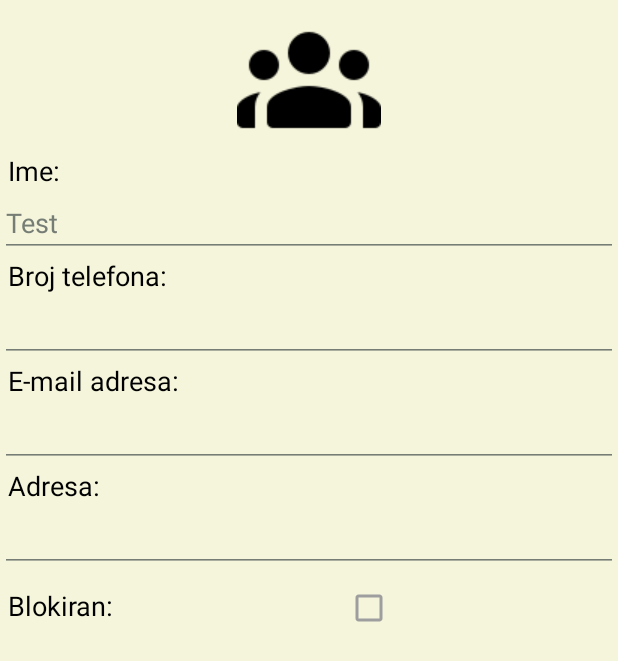
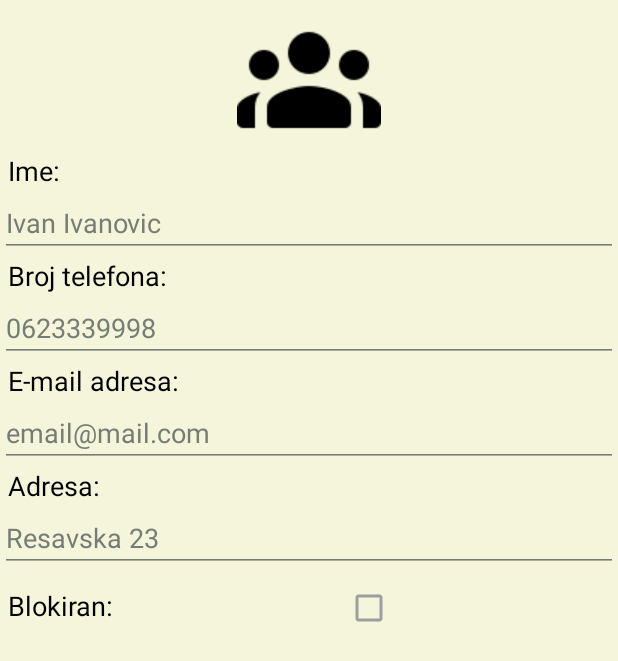
Before and after one commit to newkristian/uber-like-kmp, an Android app: the fragment PassengerAccountFragment shown on its own in the app's theme, on a phone screen of 412 x 824 dp. Shown: the top 661 px of the screen. Run offline under Robolectric (Android 15) with nearby library versions, the phone set to English and light mode, and no system bars.

Commit message:
Add mockup data to be displayed in PassengerAccountFragment
Add mockup data to be displayed in PassengerAccountFragment

```diff
--- a/Mobilna aplikacija/app/src/main/java/com/example/uberapp_tim9/PassengerAccountFragment.java
+++ b/Mobilna aplikacija/app/src/main/java/com/example/uberapp_tim9/PassengerAccountFragment.java
@@ -4,12 +4,18 @@ import android.content.Context;
 import android.os.Bundle;
 
 import androidx.annotation.NonNull;
+import androidx.annotation.Nullable;
 import androidx.fragment.app.Fragment;
 
 import android.view.ContextThemeWrapper;
 import android.view.LayoutInflater;
 import android.view.View;
 import android.view.ViewGroup;
+import android.widget.CheckBox;
+import android.widget.EditText;
+import android.widget.ImageView;
+
+import com.example.uberapp_tim9.model.Passenger;
 
 /**
  * A simple {@link Fragment} subclass.
@@ -56,6 +62,7 @@ public class PassengerAccountFragment extends Fragment {
             mParam1 = getArguments().getString(ARG_PARAM1);
             mParam2 = getArguments().getString(ARG_PARAM2);
         }
+
     }
 
     @Override
@@ -63,6 +70,18 @@ public class PassengerAccountFragment extends Fragment {
                              Bundle savedInstanceState) {
         // Inflate the layout for this fragment
         return inflater.inflate(R.layout.fragment_passenger_account, container, false);
+    }
+
+    @Override
+    public void onViewCreated(@NonNull View view, @Nullable Bundle savedInstanceState) {
+        super.onViewCreated(view, savedInstanceState);
+        Passenger passenger = new Passenger(0, "Ivan", "Ivanovic", "", "0623339998", "email@mail.com", "Resavska 23", "123456789", false);
+        ((EditText)view.findViewById(R.id.name_edit_text)).setText(String.format("%s %s", passenger.getmName(), passenger.getmSurname()));
+        ((EditText)view.findViewById(R.id.phone_number_edit_text)).setText(passenger.getmPhoneNumber());
+        ((EditText)view.findViewById(R.id.email_edit_text)).setText(passenger.getmEmail());
+        ((EditText)view.findViewById(R.id.address_edit_text)).setText(passenger.getmAddress());
+        ((ImageView)view.findViewById(R.id.profile_picture_image_view)).setImageResource(R.drawable.ic_people);
+        ((CheckBox)view.findViewById(R.id.blocked_checkbox)).setChecked(passenger.ismIsBlocked());
     }
 
     @NonNull
--- a/Mobilna aplikacija/app/src/main/java/com/example/uberapp_tim9/model/Passenger.java
+++ b/Mobilna aplikacija/app/src/main/java/com/example/uberapp_tim9/model/Passenger.java
@@ -1,6 +1,6 @@
 package com.example.uberapp_tim9.model;
 
-public class Passenger extends User{
+public class Passenger extends User {
     public Passenger(int mID,
                      String mName,
                      String mSurname,
@@ -12,6 +12,4 @@ public class Passenger extends User{
                      boolean mIsBlocked) {
         super(mID, mName, mSurname, mProfilePicture, mPhoneNumber, mEmail, mAddress, mPassword, mIsBlocked);
     }
-
-
 }
```
